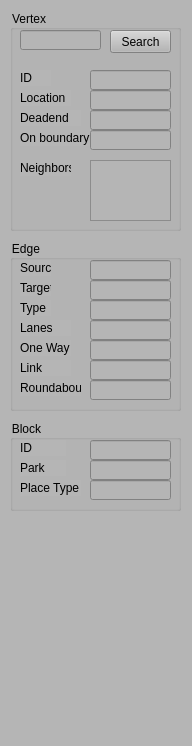
First picture: the form in FBCDesigner/PropertyWidget.ui, repository gnishida/FBCDesigner, before the edit.
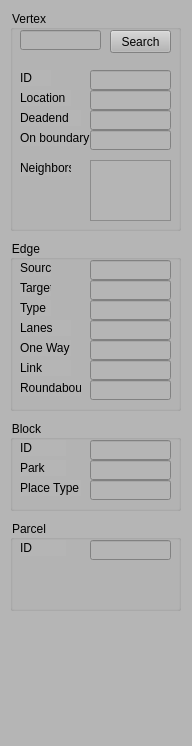
Second picture: the form after the edit.

```diff
--- a/FBCDesigner/PropertyWidget.ui
+++ b/FBCDesigner/PropertyWidget.ui
@@ -427,6 +427,42 @@
      </property>
     </widget>
    </widget>
+   <widget class="QGroupBox" name="groupBox_3">
+    <property name="geometry">
+     <rect>
+      <x>10</x>
+      <y>520</y>
+      <width>171</width>
+      <height>91</height>
+     </rect>
+    </property>
+    <property name="title">
+     <string>Parcel</string>
+    </property>
+    <widget class="QLabel" name="label_15">
+     <property name="geometry">
+      <rect>
+       <x>10</x>
+       <y>20</y>
+       <width>46</width>
+       <height>16</height>
+      </rect>
+     </property>
+     <property name="text">
+      <string>ID</string>
+     </property>
+    </widget>
+    <widget class="QLineEdit" name="lineEditParcelId">
+     <property name="geometry">
+      <rect>
+       <x>80</x>
+       <y>20</y>
+       <width>81</width>
+       <height>20</height>
+      </rect>
+     </property>
+    </widget>
+   </widget>
   </widget>
  </widget>
  <resources/>
```
